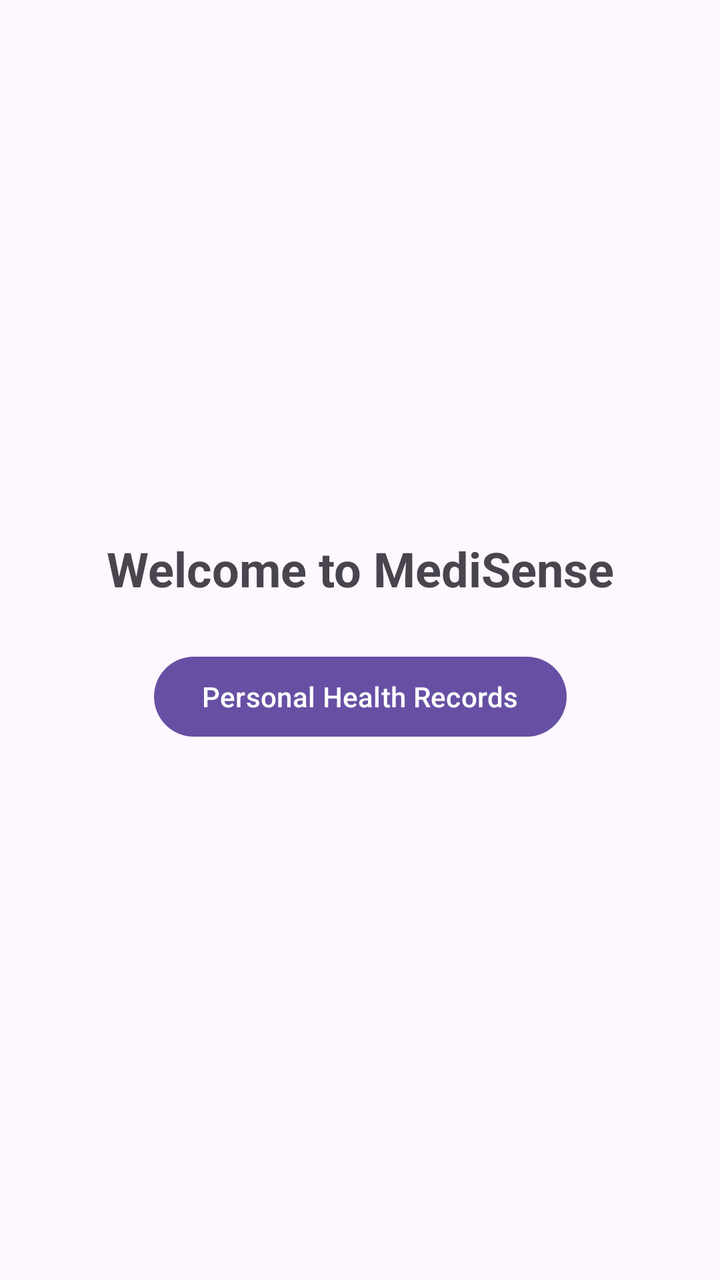
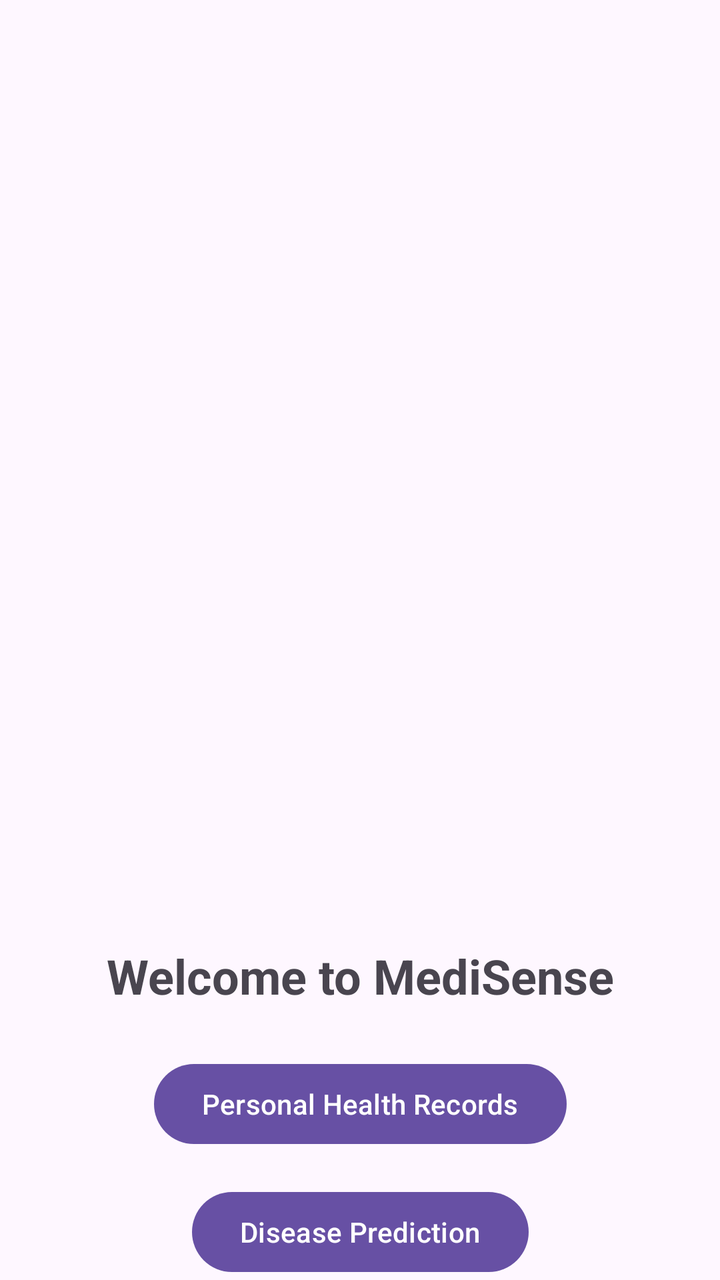

Screens rendered from an Android XML layout before and after an edit, with the pre-edit source and the edit as a unified diff.
<!-- AndroidManifest.xml: application theme Theme.Medisense -->
<!-- res/layout/fragment_dashboard.xml -->
<?xml version="1.0" encoding="utf-8"?>
<androidx.constraintlayout.widget.ConstraintLayout xmlns:android="http://schemas.android.com/apk/res/android"
    xmlns:app="http://schemas.android.com/apk/res-auto"
    xmlns:tools="http://schemas.android.com/tools"
    android:layout_width="match_parent"
    android:layout_height="match_parent"
    tools:context=".ui.dashboard.DashboardFragment">

    <TextView
        android:id="@+id/tv_welcome"
        android:layout_width="wrap_content"
        android:layout_height="wrap_content"
        android:text="@string/welcome_dashboard"
        android:textSize="24sp"
        android:textStyle="bold"
        app:layout_constraintBottom_toTopOf="@+id/btn_health_records"
        app:layout_constraintEnd_toEndOf="parent"
        app:layout_constraintStart_toStartOf="parent"
        app:layout_constraintTop_toTopOf="parent"
        app:layout_constraintVertical_chainStyle="packed" />

    <com.google.android.material.button.MaterialButton
        android:id="@+id/btn_health_records"
        android:layout_width="wrap_content"
        android:layout_height="wrap_content"
        android:layout_marginTop="24dp"
        android:text="Personal Health Records"
        app:layout_constraintBottom_toBottomOf="parent"
        app:layout_constraintEnd_toEndOf="parent"
        app:layout_constraintStart_toStartOf="parent"
        app:layout_constraintTop_toBottomOf="@+id/tv_welcome" />

</androidx.constraintlayout.widget.ConstraintLayout>
<!-- resources referenced by this layout -->
<resources>
  <string name="welcome_dashboard">Welcome to MediSense</string>
  <style name="Theme.Medisense" parent="Theme.Material3.DayNight.NoActionBar">
          
          
      </style>
</resources>

<!-- the commit's change to res/layout/fragment_dashboard.xml (unified diff, before → after) -->
@@ -25,9 +25,19 @@
         android:layout_height="wrap_content"
         android:layout_marginTop="24dp"
         android:text="Personal Health Records"
-        app:layout_constraintBottom_toBottomOf="parent"
         app:layout_constraintEnd_toEndOf="parent"
         app:layout_constraintStart_toStartOf="parent"
         app:layout_constraintTop_toBottomOf="@+id/tv_welcome" />
 
+    <com.google.android.material.button.MaterialButton
+        android:id="@+id/btn_disease_prediction"
+        android:layout_width="wrap_content"
+        android:layout_height="wrap_content"
+        android:layout_marginTop="16dp"
+        android:text="Disease Prediction"
+        app:layout_constraintBottom_toBottomOf="parent"
+        app:layout_constraintEnd_toEndOf="parent"
+        app:layout_constraintStart_toStartOf="parent"
+        app:layout_constraintTop_toBottomOf="@+id/btn_health_records" />
+
 </androidx.constraintlayout.widget.ConstraintLayout>
